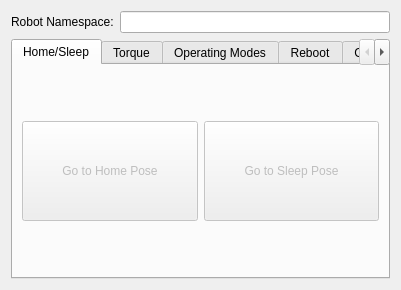
First picture: the form in interbotix_xs_toolbox/interbotix_xs_rviz/src/ui/interbotix_control_panel.ui, repository Interbotix/interbotix_ros_toolboxes, before the edit.
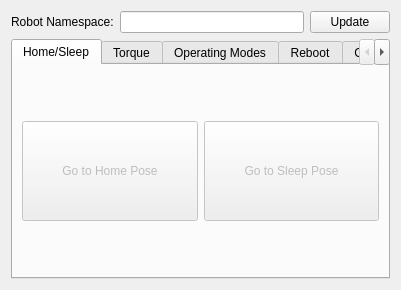
Second picture: the form after the edit.

Diff of the .ui file:
```diff
--- a/interbotix_xs_toolbox/interbotix_xs_rviz/src/ui/interbotix_control_panel.ui
+++ b/interbotix_xs_toolbox/interbotix_xs_rviz/src/ui/interbotix_control_panel.ui
@@ -10,6 +10,24 @@
     <height>290</height>
    </rect>
   </property>
+  <property name="sizePolicy">
+   <sizepolicy hsizetype="Maximum" vsizetype="Maximum">
+    <horstretch>0</horstretch>
+    <verstretch>0</verstretch>
+   </sizepolicy>
+  </property>
+  <property name="minimumSize">
+   <size>
+    <width>0</width>
+    <height>0</height>
+   </size>
+  </property>
+  <property name="maximumSize">
+   <size>
+    <width>401</width>
+    <height>315</height>
+   </size>
+  </property>
   <property name="windowTitle">
    <string>Form</string>
   </property>
@@ -28,6 +46,19 @@
        <item>
         <widget class="QLineEdit" name="lineedit_robot_namespace_"/>
        </item>
+       <item>
+        <widget class="QPushButton" name="pushbutton_robot_namespace_">
+         <property name="sizePolicy">
+          <sizepolicy hsizetype="Maximum" vsizetype="Fixed">
+           <horstretch>0</horstretch>
+           <verstretch>0</verstretch>
+          </sizepolicy>
+         </property>
+         <property name="text">
+          <string>Update</string>
+         </property>
+        </widget>
+       </item>
       </layout>
      </item>
      <item>
```
